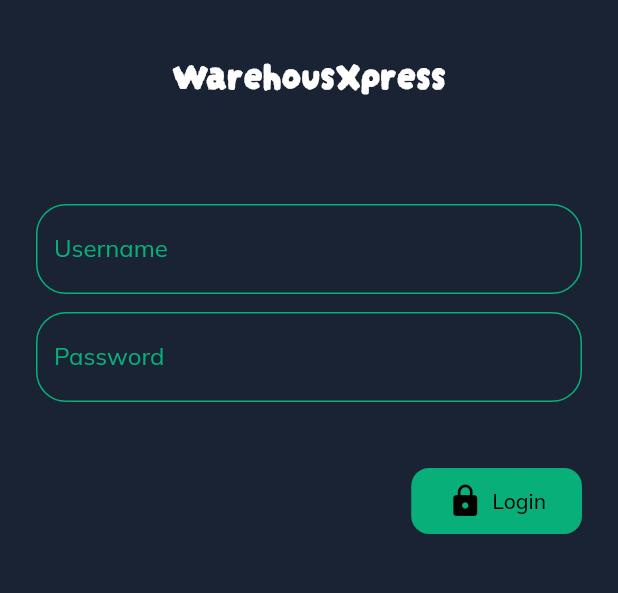
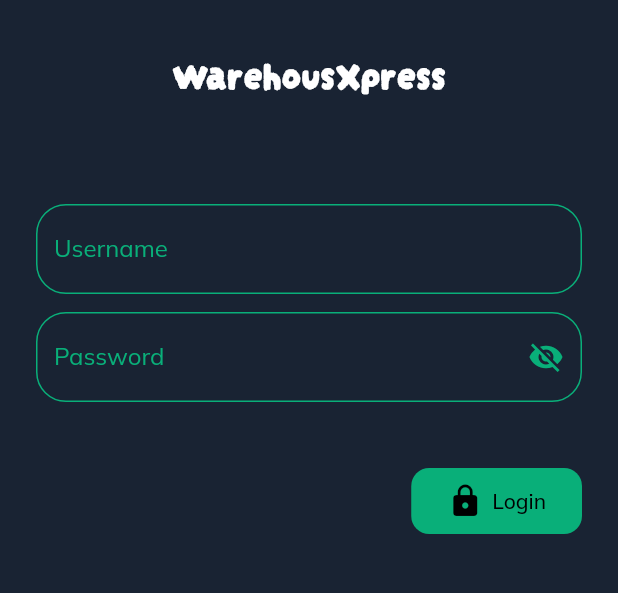
Before and after one commit to mubarismdeen/flutter_warehouse_app, a Flutter app: the screen it shows after launch, on a phone screen of 412 x 824 dp, the part 255-848 px from its top. Run offline on Flutter 3.47's test engine with Material 2 defaults, Android fonts, the phone set to English and light mode, and no system bars; our stand-ins replace animated_custom_dropdown, file_picker, flutter_spinkit, fluttertoast, get, google_fonts and 2 more; missing offline and left inert: dart:js, excel; accounts and stored records are empty.

Commit message:
added obscure password

```diff
--- a/lib/main.dart
+++ b/lib/main.dart
@@ -28,12 +28,6 @@ class MyApp extends StatelessWidget {
         ).apply(
           bodyColor: Colors.black
         ),
-        // pageTransitionsTheme: const PageTransitionsTheme(
-        //   builders: {
-        //     TargetPlatform.iOS: FadeUpwardsPageTransitionsBuilder(),
-        //     TargetPlatform.android: FadeUpwardsPageTransitionsBuilder()
-        //   }
-        // ),
         colorScheme: ColorScheme.light(primary: themeColor)
       ),
       home: LoginPage(),
--- a/lib/pages/login/login.dart
+++ b/lib/pages/login/login.dart
@@ -114,12 +114,14 @@ class _MainViewState extends State<_MainView> {
             setState(() {
               showError = false;
             });
-              showSaveFailedMessage(context, "Error in establishing connection with the server");
+            showSaveFailedMessage(
+                context, "Error in establishing connection with the server");
           }
 
           if (screensForUser.isNotEmpty) {
             logStatus1 = true;
-              GlobalState.setScreensForUser(widget.usernameController!.text, screensForUser.first);
+            GlobalState.setScreensForUser(
+                widget.usernameController!.text, screensForUser.first);
           }
           if (logStatus1) {
             showError = false;
@@ -233,13 +235,15 @@ class InputBox extends StatelessWidget {
   String? displayText;
   final TextEditingController? controller;
   bool obscureText;
+  final Widget? suffixIcon;
 
   InputBox(
       {Key? key,
       this.maxWidth,
       required this.displayText,
       required this.obscureText,
-      this.controller})
+      this.controller,
+      this.suffixIcon})
       : super(key: key);
 
   @override
@@ -258,6 +262,7 @@ class InputBox extends StatelessWidget {
           focusColor: Colors.white,
           enabledBorder: inputBoxStyle,
           focusedBorder: inputBoxStyle,
+          suffixIcon: suffixIcon,
         ),
         cursorColor: RallyColors.buttonColor,
       ),
@@ -265,7 +270,7 @@ class InputBox extends StatelessWidget {
   }
 }
 
-class _PasswordInput extends StatelessWidget {
+class _PasswordInput extends StatefulWidget {
   const _PasswordInput({
     this.maxWidth,
     this.passwordController,
@@ -275,14 +280,32 @@ class _PasswordInput extends StatelessWidget {
   final TextEditingController? passwordController;
 
   @override
+  State<_PasswordInput> createState() => _PasswordInputState();
+}
+
+class _PasswordInputState extends State<_PasswordInput> {
+  bool _obscurePassword = true;
+
+  @override
   Widget build(BuildContext context) {
     return Align(
       alignment: Alignment.center,
       child: InputBox(
-          maxWidth: maxWidth,
+          maxWidth: widget.maxWidth,
           displayText: "Password",
-          obscureText: true,
-          controller: passwordController),
+          obscureText: _obscurePassword,
+          controller: widget.passwordController,
+          suffixIcon: IconButton(
+            icon: Icon(
+              _obscurePassword ? Icons.visibility_off : Icons.visibility,
+              color: RallyColors.buttonColor,
+            ),
+            onPressed: () {
+              setState(() {
+                _obscurePassword = !_obscurePassword;
+              });
+            },
+          )),
     );
   }
 }
```
Also changed, not shown: lib/api.dart (+16 -9 lines), lib/models/stock.dart (+3 -11 lines), lib/pages/stock/stock_table.dart (+9 -0 lines). Lines whose indentation alone changed are shown as unchanged.
